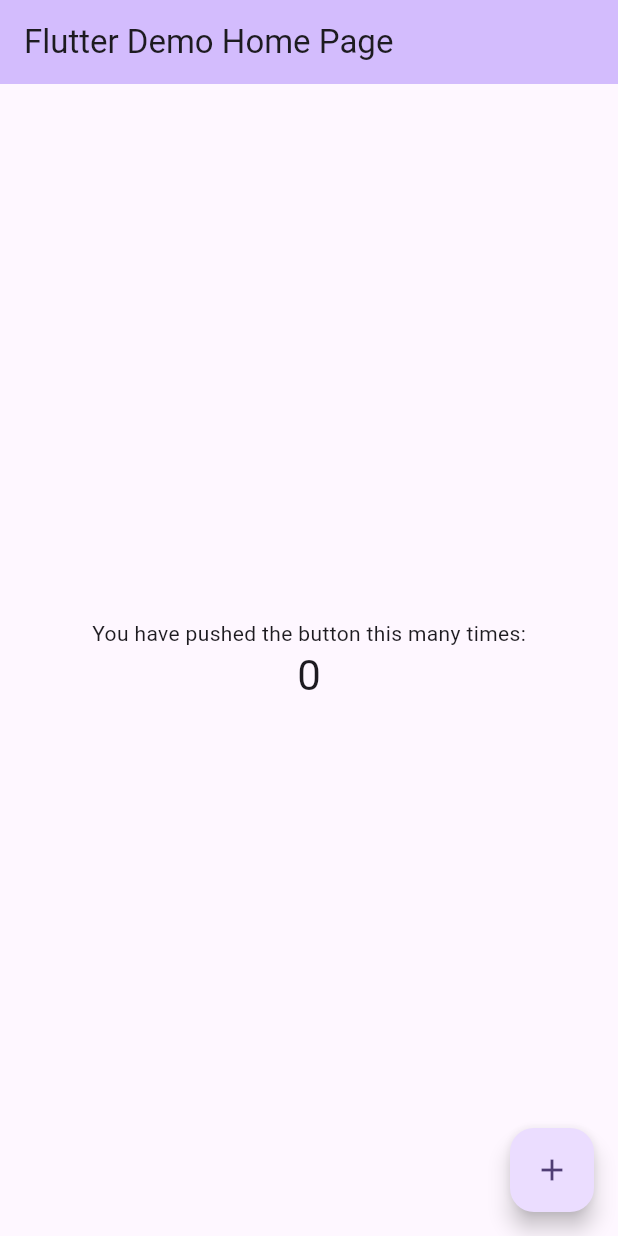
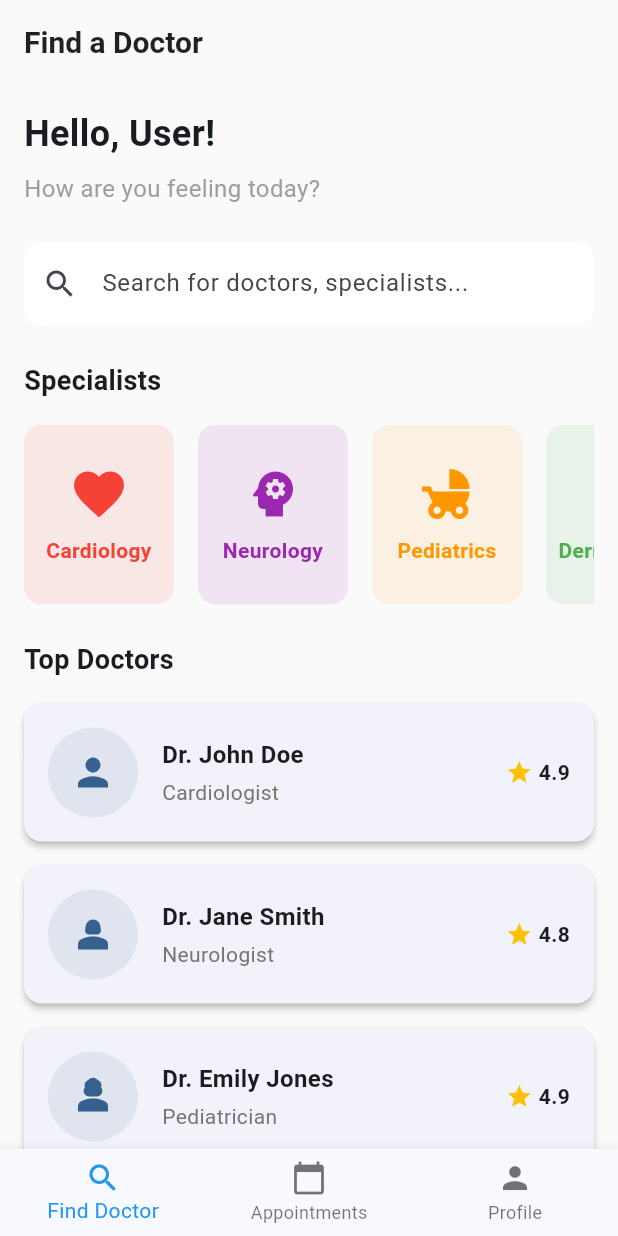
Before and after one commit to could-ai/019a1660-0bd1-7928-b474-10992fe7acdf, a Flutter app: the screen it shows after launch, on a phone screen of 412 x 824 dp. Run offline on Flutter 3.47's test engine with Material 3 defaults, Android fonts, the phone set to English and light mode, and no system bars.

Commit message:
I have updated the main.dart file to set up the foundation for our medical consultation app. I've replaced the default counter application with a new structure, setting the app title to 'MediConnect' and applying a professional blue color theme suitable for a medical application. The home screen is now set to a new 'HomeScreen' widget, which will serve as the main entry point of our app.; I've created the main navigation hub for the application in this new home_screen.dart file. It features a bottom navigation bar with three essential tabs: 'Find Doctor', 'Appointments', and 'Profile'. This setup allows users to easily switch between the core functionalities of the app. The screen is stateful to manage the currently selected tab and display the corresponding view.; This new screen serves as the primary interface for users to find medical professionals. I've designed a user-friendly layout that includes a welcoming message, a search bar for easy lookup, a horizontally scrolling list of medical specialists, and a vertically scrolling list of top-rated doctors. This screen utilizes reusable 'SpecialistCard' and 'DoctorCard' widgets to maintain a clean and consistent UI.; I've created a placeholder screen for managing user appointments. Currently, it displays a message indicating that there are no upcoming appointments, providing a clean slate for future development. This screen will eventually be populated with a list of scheduled consultations.; This file establishes a placeholder for the user profile screen. For now, it shows a simple 'User Profile' message, laying the groundwork for future features such as displaying personal information, settings, and medical history.; I've created a reusable 'DoctorCard' widget to display doctor information in a structured and visually appealing way. This card shows the doctor's name, specialty, and rating, along with a placeholder icon for their profile picture. Using this component ensures a consistent look and feel across the app wherever doctor information is presented.; To showcase different medical specialties, I've developed a reusable 'SpecialistCard' widget. This component displays the specialty name and a corresponding icon with a distinct color, making it easy for users to identify and select a category. This modular approach helps in maintaining a clean and organized codebase.

```diff
--- a/usr/lib/main.dart
+++ b/usr/lib/main.dart
@@ -1,4 +1,5 @@
 import 'package:flutter/material.dart';
+import 'package:couldai_user_app/screens/home_screen.dart';
 
 void main() {
   runApp(const MyApp());
@@ -7,114 +8,18 @@ void main() {
 class MyApp extends StatelessWidget {
   const MyApp({super.key});
 
-  // This widget is the root of your application.
   @override
   Widget build(BuildContext context) {
     return MaterialApp(
-      title: 'Flutter Demo',
+      title: 'MediConnect',
       debugShowCheckedModeBanner: false,
       theme: ThemeData(
-        // This is the theme of your application.
-        //
-        // TRY THIS: Try running your application with "flutter run". You'll see
-        // the application has a purple toolbar. Then, without quitting the app,
-        // try changing the seedColor in the colorScheme below to Colors.green
-        // and then invoke "hot reload" (save your changes or press the "hot
-        // reload" button in a Flutter-supported IDE, or press "r" if you used
-        // the command line to start the app).
-        //
-        // Notice that the counter didn't reset back to zero; the application
-        // state is not lost during the reload. To reset the state, use hot
-        // restart instead.
-        //
-        // This works for code too, not just values: Most code changes can be
-        // tested with just a hot reload.
-        colorScheme: ColorScheme.fromSeed(seedColor: Colors.deepPurple),
+        primarySwatch: Colors.blue,
+        visualDensity: VisualDensity.adaptivePlatformDensity,
+        scaffoldBackgroundColor: Colors.grey[50],
+        colorScheme: ColorScheme.fromSeed(seedColor: Colors.blue),
       ),
-      home: const MyHomePage(title: 'Flutter Demo Home Page'),
+      home: const HomeScreen(),
     );
   }
 }
-
-class MyHomePage extends StatefulWidget {
-  const MyHomePage({super.key, required this.title});
-
-  // This widget is the home page of your application. It is stateful, meaning
-  // that it has a State object (defined below) that contains fields that affect
-  // how it looks.
-
-  // This class is the configuration for the state. It holds the values (in this
-  // case the title) provided by the parent (in this case the App widget) and
-  // used by the build method of the State. Fields in a Widget subclass are
-  // always marked "final".
-
-  final String title;
-
-  @override
-  State<MyHomePage> createState() => _MyHomePageState();
-}
-
-class _MyHomePageState extends State<MyHomePage> {
-  int _counter = 0;
-
-  void _incrementCounter() {
-    setState(() {
-      // This call to setState tells the Flutter framework that something has
-      // changed in this State, which causes it to rerun the build method below
-      // so that the display can reflect the updated values. If we changed
-      // _counter without calling setState(), then the build method would not be
-      // called again, and so nothing would appear to happen.
-      _counter++;
-    });
-  }
-
-  @override
-  Widget build(BuildContext context) {
-    // This method is rerun every time setState is called, for instance as done
-    // by the _incrementCounter method above.
-    //
-    // The Flutter framework has been optimized to make rerunning build methods
-    // fast, so that you can just rebuild anything that needs updating rather
-    // than having to individually change instances of widgets.
-    return Scaffold(
-      appBar: AppBar(
-        // TRY THIS: Try changing the color here to a specific color (to
-        // Colors.amber, perhaps?) and trigger a hot reload to see the AppBar
-        // change color while the other colors stay the same.
-        backgroundColor: Theme.of(context).colorScheme.inversePrimary,
-        // Here we take the value from the MyHomePage object that was created by
-        // the App.build method, and use it to set our appbar title.
-        title: Text(widget.title),
-      ),
-      body: Center(
-        // Center is a layout widget. It takes a single child and positions it
-        // in the middle of the parent.
-        child: Column(
-          // Column is also a layout widget. It takes a list of children and
-          // arranges them vertically. By default, it sizes itself to fit its
-          // children horizontally, and tries to be as tall as its parent.
-          //
-          // Column has various properties to control how it sizes itself and
-          // how it positions its children. Here we use mainAxisAlignment to
-          // center the children vertically; the main axis here is the vertical
-          // axis because Columns are vertical (the cross axis would be
-          // horizontal).
-          //
-          // TRY THIS: Invoke "debug painting" (choose the "Toggle Debug Paint"
-          // action in the IDE, or press "p" in the console), to see the
-          // wireframe for each widget.
-          mainAxisAlignment: MainAxisAlignment.center,
-          children: <Widget>[
-            const Text('You have pushed the button this many times:'),
-            Text('$_counter', style: Theme.of(context).textTheme.headlineMedium),
-          ],
-        ),
-      ),
-      floatingActionButton: FloatingActionButton(
-        onPressed: _incrementCounter,
-        tooltip: 'Increment',
-        child: const Icon(Icons.add),
-      ), // This trailing comma makes auto-formatting nicer for build methods.
-    );
-  }
-}
--- /dev/null
+++ b/usr/lib/screens/appointments_screen.dart
@@ -0,0 +1,34 @@
+import 'package:flutter/material.dart';
+
+class AppointmentsScreen extends StatelessWidget {
+  const AppointmentsScreen({super.key});
+
+  @override
+  Widget build(BuildContext context) {
+    return Scaffold(
+      appBar: AppBar(
+        title: const Text('My Appointments'),
+      ),
+      body: Center(
+        child: Column(
+          mainAxisAlignment: MainAxisAlignment.center,
+          children: [
+            Icon(
+              Icons.calendar_today_outlined,
+              size: 80,
+              color: Colors.grey[400],
+            ),
+            const SizedBox(height: 20),
+            Text(
+              'No Upcoming Appointments',
+              style: TextStyle(
+                fontSize: 18,
+                color: Colors.grey[600],
+              ),
+            ),
+          ],
+        ),
+      ),
+    );
+  }
+}
--- /dev/null
+++ b/usr/lib/screens/find_doctor_screen.dart
@@ -0,0 +1,111 @@
+import 'package:flutter/material.dart';
+import 'package:couldai_user_app/widgets/specialist_card.dart';
+import 'package:couldai_user_app/widgets/doctor_card.dart';
+
+class FindDoctorScreen extends StatelessWidget {
+  const FindDoctorScreen({super.key});
+
+  @override
+  Widget build(BuildContext context) {
+    return Scaffold(
+      appBar: AppBar(
+        title: const Text('Find a Doctor'),
+        elevation: 0,
+        backgroundColor: Colors.transparent,
+        titleTextStyle: TextStyle(
+          color: Colors.black87,
+          fontSize: 20,
+          fontWeight: FontWeight.bold,
+        ),
+      ),
+      body: SingleChildScrollView(
+        padding: const EdgeInsets.all(16.0),
+        child: Column(
+          crossAxisAlignment: CrossAxisAlignment.start,
+          children: [
+            const Text(
+              'Hello, User!',
+              style: TextStyle(fontSize: 24, fontWeight: FontWeight.bold),
+            ),
+            const SizedBox(height: 8),
+            const Text(
+              'How are you feeling today?',
+              style: TextStyle(fontSize: 16, color: Colors.grey),
+            ),
+            const SizedBox(height: 24),
+            TextField(
+              decoration: InputDecoration(
+                hintText: 'Search for doctors, specialists...',
+                prefixIcon: const Icon(Icons.search),
+                border: OutlineInputBorder(
+                  borderRadius: BorderRadius.circular(12),
+                  borderSide: BorderSide.none,
+                ),
+                filled: true,
+                fillColor: Colors.white,
+              ),
+            ),
+            const SizedBox(height: 24),
+            const Text(
+              'Specialists',
+              style: TextStyle(fontSize: 18, fontWeight: FontWeight.bold),
+            ),
+            const SizedBox(height: 16),
+            SizedBox(
+              height: 120,
+              child: ListView(
+                scrollDirection: Axis.horizontal,
+                children: const [
+                  SpecialistCard(
+                    specialty: 'Cardiology',
+                    icon: Icons.favorite,
+                    color: Colors.red,
+                  ),
+                  SpecialistCard(
+                    specialty: 'Neurology',
+                    icon: Icons.psychology,
+                    color: Colors.purple,
+                  ),
+                  SpecialistCard(
+                    specialty: 'Pediatrics',
+                    icon: Icons.child_friendly,
+                    color: Colors.orange,
+                  ),
+                  SpecialistCard(
+                    specialty: 'Dermatology',
+                    icon: Icons.healing,
+                    color: Colors.green,
+                  ),
+                ],
+              ),
+            ),
+            const SizedBox(height: 24),
+            const Text(
+              'Top Doctors',
+              style: TextStyle(fontSize: 18, fontWeight: FontWeight.bold),
+            ),
+            const SizedBox(height: 16),
+            const DoctorCard(
+              name: 'Dr. John Doe',
+              specialty: 'Cardiologist',
+              rating: 4.9,
+              imageIcon: Icons.person,
+            ),
+            const DoctorCard(
+              name: 'Dr. Jane Smith',
+              specialty: 'Neurologist',
+              rating: 4.8,
+              imageIcon: Icons.person_2,
+            ),
+            const DoctorCard(
+              name: 'Dr. Emily Jones',
+              specialty: 'Pediatrician',
+              rating: 4.9,
+              imageIcon: Icons.person_3,
+            ),
+          ],
+        ),
+      ),
+    );
+  }
+}
--- /dev/null
+++ b/usr/lib/screens/home_screen.dart
@@ -0,0 +1,53 @@
+import 'package:flutter/material.dart';
+import 'package:couldai_user_app/screens/find_doctor_screen.dart';
+import 'package:couldai_user_app/screens/appointments_screen.dart';
+import 'package:couldai_user_app/screens/profile_screen.dart';
+
+class HomeScreen extends StatefulWidget {
+  const HomeScreen({super.key});
+
+  @override
+  State<HomeScreen> createState() => _HomeScreenState();
+}
+
+class _HomeScreenState extends State<HomeScreen> {
+  int _selectedIndex = 0;
+
+  final List<Widget> _screens = [
+    const FindDoctorScreen(),
+    const AppointmentsScreen(),
+    const ProfileScreen(),
+  ];
+
+  void _onItemTapped(int index) {
+    setState(() {
+      _selectedIndex = index;
+    });
+  }
+
+  @override
+  Widget build(BuildContext context) {
+    return Scaffold(
+      body: _screens[_selectedIndex],
+      bottomNavigationBar: BottomNavigationBar(
+        items: const <BottomNavigationBarItem>[
+          BottomNavigationBarItem(
+            icon: Icon(Icons.search),
+            label: 'Find Doctor',
+          ),
+          BottomNavigationBarItem(
+            icon: Icon(Icons.calendar_today),
+            label: 'Appointments',
+          ),
+          BottomNavigationBarItem(
+            icon: Icon(Icons.person),
+            label: 'Profile',
+          ),
+        ],
+        currentIndex: _selectedIndex,
+        selectedItemColor: Colors.blue,
+        onTap: _onItemTapped,
+      ),
+    );
+  }
+}
--- /dev/null
+++ b/usr/lib/screens/profile_screen.dart
@@ -0,0 +1,34 @@
+import 'package:flutter/material.dart';
+
+class ProfileScreen extends StatelessWidget {
+  const ProfileScreen({super.key});
+
+  @override
+  Widget build(BuildContext context) {
+    return Scaffold(
+      appBar: AppBar(
+        title: const Text('Profile'),
+      ),
+      body: Center(
+        child: Column(
+          mainAxisAlignment: MainAxisAlignment.center,
+          children: [
+            Icon(
+              Icons.person_outline,
+              size: 80,
+              color: Colors.grey[400],
+            ),
+            const SizedBox(height: 20),
+            Text(
+              'User Profile',
+              style: TextStyle(
+                fontSize: 18,
+                color: Colors.grey[600],
+              ),
+            ),
+          ],
+        ),
+      ),
+    );
+  }
+}
--- /dev/null
+++ b/usr/lib/widgets/doctor_card.dart
@@ -0,0 +1,75 @@
+import 'package:flutter/material.dart';
+
+class DoctorCard extends StatelessWidget {
+  final String name;
+  final String specialty;
+  final double rating;
+  final IconData imageIcon;
+
+  const DoctorCard({
+    super.key,
+    required this.name,
+    required this.specialty,
+    required this.rating,
+    required this.imageIcon,
+  });
+
+  @override
+  Widget build(BuildContext context) {
+    return Card(
+      margin: const EdgeInsets.only(bottom: 16.0),
+      elevation: 2,
+      shape: RoundedRectangleBorder(borderRadius: BorderRadius.circular(12)),
+      child: Padding(
+        padding: const EdgeInsets.all(16.0),
+        child: Row(
+          children: [
+            CircleAvatar(
+              radius: 30,
+              backgroundColor: Theme.of(context).colorScheme.primary.withOpacity(0.1),
+              child: Icon(
+                imageIcon,
+                size: 30,
+                color: Theme.of(context).colorScheme.primary,
+              ),
+            ),
+            const SizedBox(width: 16),
+            Expanded(
+              child: Column(
+                crossAxisAlignment: CrossAxisAlignment.start,
+                children: [
+                  Text(
+                    name,
+                    style: const TextStyle(
+                      fontSize: 16,
+                      fontWeight: FontWeight.bold,
+                    ),
+                  ),
+                  const SizedBox(height: 4),
+                  Text(
+                    specialty,
+                    style: TextStyle(fontSize: 14, color: Colors.grey[600]),
+                  ),
+                ],
+              ),
+            ),
+            const SizedBox(width: 16),
+            Row(
+              children: [
+                const Icon(Icons.star, color: Colors.amber, size: 18),
+                const SizedBox(width: 4),
+                Text(
+                  rating.toString(),
+                  style: const TextStyle(
+                    fontSize: 14,
+                    fontWeight: FontWeight.bold,
+                  ),
+                ),
+              ],
+            ),
+          ],
+        ),
+      ),
+    );
+  }
+}
--- /dev/null
+++ b/usr/lib/widgets/specialist_card.dart
@@ -0,0 +1,46 @@
+import 'package:flutter/material.dart';
+
+class SpecialistCard extends StatelessWidget {
+  final String specialty;
+  final IconData icon;
+  final Color color;
+
+  const SpecialistCard({
+    super.key,
+    required this.specialty,
+    required this.icon,
+    required this.color,
+  });
+
+  @override
+  Widget build(BuildContext context) {
+    return Container(
+      width: 100,
+      margin: const EdgeInsets.only(right: 16.0),
+      decoration: BoxDecoration(
+        color: color.withOpacity(0.1),
+        borderRadius: BorderRadius.circular(12),
+      ),
+      child: Column(
+        mainAxisAlignment: MainAxisAlignment.center,
+        children: [
+          Icon(
+            icon,
+            size: 40,
+            color: color,
+          ),
+          const SizedBox(height: 8),
+          Text(
+            specialty,
+            textAlign: TextAlign.center,
+            style: TextStyle(
+              fontSize: 14,
+              fontWeight: FontWeight.w600,
+              color: color,
+            ),
+          ),
+        ],
+      ),
+    );
+  }
+}
```
